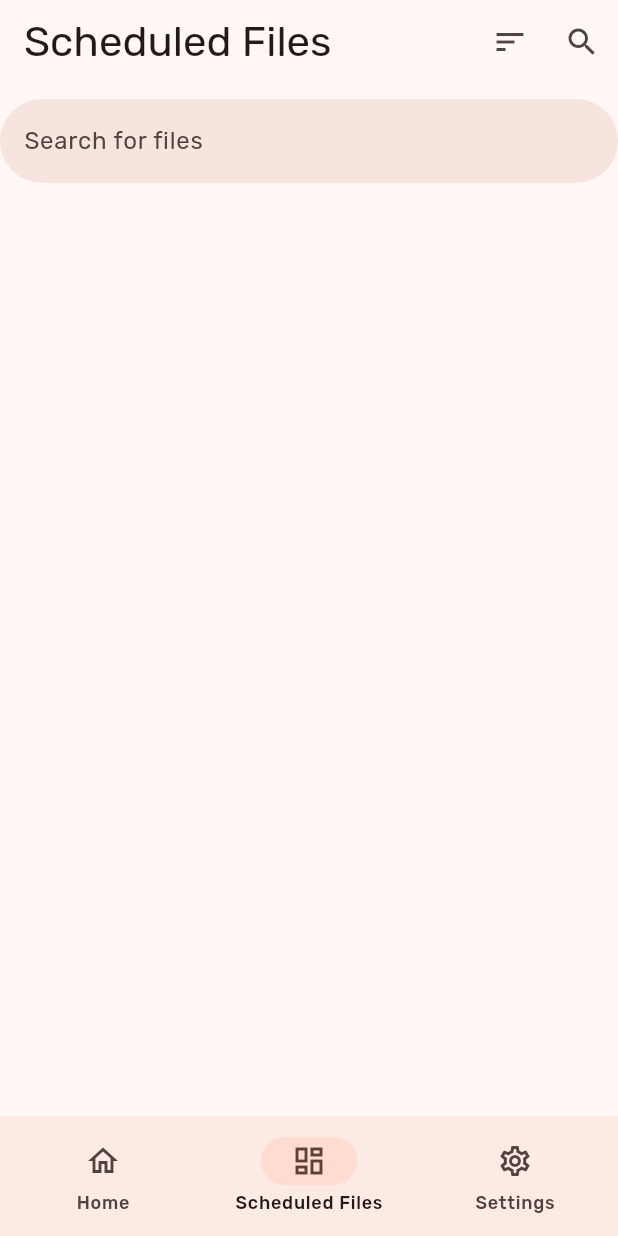
After one commit to AbhiCrackerOfficial/TimeToDelete, a Flutter app: the screen it shows after launch, item 2 of the bottom bar chosen, after a tap on the "search" icon, on a phone screen of 412 x 824 dp. The commit adds this screen. Run offline on Flutter 3.47's test engine with Material 3 defaults, Android fonts, the phone set to English and light mode, and no system bars; our stand-ins replace device_info_plus, flutter_riverpod, google_fonts, permission_handler; missing offline and left inert: filesystem_picker, flutter_sharing_intent.

Commit message:
Fixed UI and Added FIle Selection (Not Multiple)

```diff
--- a/src/timetodelete/analysis_options.yaml
+++ b/src/timetodelete/analysis_options.yaml
@@ -8,6 +8,10 @@
 # The following line activates a set of recommended lints for Flutter apps,
 # packages, and plugins designed to encourage good coding practices.
 include: package:flutter_lints/flutter.yaml
+
+analyzer:
+  plugins:
+    - custom_lint
 
 linter:
   # The lint rules applied to this project can be customized in the
--- /dev/null
+++ b/src/timetodelete/lib/pages/files.dart
@@ -0,0 +1,57 @@
+import 'package:flutter/material.dart';
+
+class Files extends StatefulWidget {
+  const Files({super.key});
+
+  @override
+  State<Files> createState() => _FilesState();
+}
+
+class _FilesState extends State<Files> {
+  bool isSearchBarVisible = false;
+
+  void toggleSearchBarVisibility() {
+    setState(() {
+      isSearchBarVisible = !isSearchBarVisible;
+    });
+  }
+
+  @override
+  Widget build(BuildContext context) {
+    return Scaffold(
+      appBar: AppBar(
+        title: const Text('Scheduled Files', style: TextStyle(fontSize: 28.0)),
+        actions: <Widget>[
+          IconButton(
+            icon: const Icon(Icons.sort_outlined),
+            onPressed: () {},
+          ),
+          IconButton(
+            icon: const Icon(Icons.search),
+            onPressed: () {
+              toggleSearchBarVisibility();
+            },
+          ),
+        ],
+      ),
+      body: Column(
+        children: <Widget>[
+          const SizedBox(
+            height: 10,
+          ),
+          if (isSearchBarVisible)
+            SearchBar(
+              hintText: "Search for files",
+              shadowColor: MaterialStateColor.resolveWith((states) => Colors.transparent),
+              onSubmitted: (value) {
+                // search for the file
+              },
+              onChanged: (value) {
+                // filter the list of files
+              },
+            ),
+        ],
+      ),
+    );
+  }
+}
--- a/src/timetodelete/lib/pages/home.dart
+++ b/src/timetodelete/lib/pages/home.dart
@@ -1,5 +1,7 @@
+import 'dart:io';
+import 'package:filesystem_picker/filesystem_picker.dart';
 import 'package:flutter/material.dart';
-import 'package:timetodelete/data/theme_data.dart';
+import '../utils/functions.dart';
 
 class Home extends StatefulWidget {
   const Home({Key? key}) : super(key: key);
@@ -9,39 +11,117 @@ class Home extends StatefulWidget {
 }
 
 class _HomeState extends State<Home> {
-  int _selectedIndex = 0;
 
   @override
   Widget build(BuildContext context) {
-    return MaterialApp(
-      theme: MediaQuery.of(context).platformBrightness == Brightness.dark ? darkTheme : lightTheme,
-      home: Scaffold(
-        appBar: AppBar(
-          title: const Center(
-            child: Text('TimeToDelete', style: TextStyle(fontSize: 28.0)),
-          ),
-        ),
-        bottomNavigationBar: NavigationBar(
-          selectedIndex: _selectedIndex,
-          onDestinationSelected: (int index) => setState(() {
-            _selectedIndex = index;
-          }),
-          destinations: const [
-            NavigationDestination(
-              icon: Icon(Icons.home_outlined),
-              label: 'Home',
+    return Scaffold(
+      appBar: AppBar(
+        title: const Text('TimeToDelete', style: TextStyle(fontSize: 28.0)),
+        actions: <Widget>[
+          IconButton(onPressed: (){
+            // create a dialog box
+            showDialog(
+              context: context,
+              builder: (BuildContext context) {
+                return AlertDialog(
+                  title: const Text('About TimeToDelete'),
+                  content: const Column(
+                    crossAxisAlignment: CrossAxisAlignment.start,
+                    mainAxisSize: MainAxisSize.min,
+                    children: <Widget>[
+                      Text(
+                        'TimeToDelete is a simple app that allows you to schedule the deletion of files from your device automatically.',
+                      ),
+                      SizedBox(height: 10),
+                      Text(
+                        'Developer: AbhiCracker',
+                        style: TextStyle(fontWeight: FontWeight.bold),
+                      ),
+                      SizedBox(height: 10),
+                      Text(
+                        'This app is currently under development.',
+                      ),
+                    ],
+                  ),
+                  actions: <Widget>[
+                    TextButton(
+                      onPressed: () {
+                        Navigator.of(context).pop();
+                      },
+                      child: const Text('Close'),
+                    ),
+                  ],
+                );
+              },
+            );
+          }, icon: const Icon(Icons.info)),
+
+        ],
+      ),
+      body: Center(
+        child: Column(
+          mainAxisAlignment: MainAxisAlignment.center,
+          children: <Widget>[
+            const Text(
+              'Welcome to TimeToDelete',
+              style: TextStyle(fontSize: 24.0),
             ),
-            NavigationDestination(
-              icon: Icon(Icons.dashboard_outlined),
-              label: 'Files',
+            const SizedBox(
+              height: 20,
             ),
-            NavigationDestination(
-              icon: Icon(Icons.settings_outlined),
-              label: 'Settings',
+            ElevatedButton(
+              onPressed: () async {
+                String? rpath = await FilesystemPicker.open(
+                  title: 'Select file',
+                  context: context,
+                  rootDirectory: Directory('/storage/emulated/0/'),
+                  fsType: FilesystemType.file,
+                  fileTileSelectMode: FileTileSelectMode.checkButton,
+                  allowedExtensions: null,
+                  requestPermission: () async {
+                    return await storagePermission();
+                  },
+                );
+                if (rpath != null) {
+                  File file = File(rpath);
+
+                  ScaffoldMessenger.of(context).showSnackBar(
+                    const SnackBar(
+                      content: Text('Files Picked Successfully'),
+                      duration: Duration(seconds: 1),
+                    ),
+                  );
+
+                  // if (file.existsSync()) {
+                  //   debugPrint("FILE EXISTS");
+                  // } else {
+                  //   debugPrint("FILE DOES NOT EXIST");
+                  // }
+
+                  file.delete().then((value) {
+                    ScaffoldMessenger.of(context).showSnackBar(
+                      const SnackBar(
+                        content: Text('Files Deleted Successfully'),
+                        duration: Duration(seconds: 1),
+                      ),
+                    );
+                  });
+
+                  // if (file.existsSync()) {
+                  //   debugPrint("FILE EXISTS");
+                  // } else {
+                  //   debugPrint("FILE DOES NOT EXIST");
+                  // }
+                }
+              },
+              style: ElevatedButton.styleFrom(
+                minimumSize: const Size(200, 80),
+                textStyle: const TextStyle(fontSize: 20),
+              ),
+              child: const Text('Select File'),
             ),
           ],
         ),
-      ),
-    );
+      ));
   }
 }
--- /dev/null
+++ b/src/timetodelete/lib/pages/layout.dart
@@ -0,0 +1,81 @@
+import 'package:flutter/material.dart';
+import 'package:timetodelete/data/theme_data.dart';
+import 'package:timetodelete/pages/home.dart';
+import 'package:timetodelete/pages/files.dart';
+import 'package:timetodelete/pages/settings.dart';
+import 'package:flutter_sharing_intent/flutter_sharing_intent.dart';
+
+class Layout extends StatefulWidget {
+  const Layout({Key? key}) : super(key: key);
+
+  @override
+  State<Layout> createState() => _LayoutState();
+}
+
+class _LayoutState extends State<Layout> {
+  int _selectedIndex = 0;
+  String _sharedPath = '';
+  bool _isShared = false;
+  final PageController _pageController = PageController();
+
+  @override
+  void initState() {
+    super.initState();
+    // Handle shared intents here if the app is opened from a shared intent
+    FlutterSharingIntent().getInitialSharing().then((value) {
+      if (value.isNotEmpty) {
+        _handleSharedIntent(value[0].value as String);
+
+      }
+    });
+  }
+
+  void _handleSharedIntent(String path) {
+    _sharedPath = path;
+    print("Shared Intent: $path");
+
+  }
+
+  @override
+  Widget build(BuildContext context) {
+    return MaterialApp(
+      theme: MediaQuery.of(context).platformBrightness == Brightness.dark
+          ? darkTheme
+          : lightTheme,
+      home: Scaffold(
+        bottomNavigationBar: NavigationBar(
+          selectedIndex: _selectedIndex,
+          onDestinationSelected: (int index) => setState(() {
+            _selectedIndex = index;
+            _pageController.animateToPage(index,
+                duration: const Duration(milliseconds: 300),
+                curve: Curves.ease);
+          }),
+          destinations: const [
+            NavigationDestination(
+              icon: Icon(Icons.home_outlined),
+              label: 'Home',
+            ),
+            NavigationDestination(
+              icon: Icon(Icons.dashboard_outlined),
+              label: 'Scheduled Files',
+            ),
+            NavigationDestination(
+              icon: Icon(Icons.settings_outlined),
+              label: 'Settings',
+            ),
+          ],
+        ),
+        body: PageView(
+          controller: _pageController,
+          onPageChanged: (value) => setState(() => _selectedIndex = value),
+          children: const <Widget>[
+            Home(),
+            Files(),
+            Settings(),
+          ],
+        ),
+      ),
+    );
+  }
+}
--- /dev/null
+++ b/src/timetodelete/lib/pages/recieve.dart
@@ -0,0 +1,25 @@
+import 'package:flutter/material.dart';
+
+import '../data/theme_data.dart';
+
+class Recieve extends StatelessWidget {
+  const Recieve({super.key});
+
+  @override
+  Widget build(BuildContext context) {
+    return MaterialApp(
+      title: 'TimeToDelete',
+      theme: MediaQuery.of(context).platformBrightness == Brightness.dark
+          ? darkTheme
+          : lightTheme,
+      home: Scaffold(
+        appBar: AppBar(
+          title: const Text('Schedule', style: TextStyle(fontSize: 28.0)),
+        ),
+        body: const Center(
+          child: Text('Schedule'),
+        ),
+      ),
+    );
+  }
+}
--- /dev/null
+++ b/src/timetodelete/lib/pages/settings.dart
@@ -0,0 +1,22 @@
+import 'package:flutter/material.dart';
+
+class Settings extends StatefulWidget {
+  const Settings({super.key});
+
+  @override
+  State<Settings> createState() => _SettingsState();
+}
+
+class _SettingsState extends State<Settings> {
+  @override
+  Widget build(BuildContext context) {
+    return  Scaffold(
+      appBar: AppBar(
+        title: const Text('Settings', style: TextStyle(fontSize: 28.0)),
+      ),
+      body: const Center(
+        child: Text('Settings'),
+      ),
+    );
+  }
+}
```
Also changed, not shown: src/timetodelete/lib/main.dart (+3 -10 lines), src/timetodelete/lib/utils/functions.dart (+27 -0 lines), src/timetodelete/pubspec.yaml (+15 -5 lines), src/timetodelete/pubspec.lock, 6 other files.
